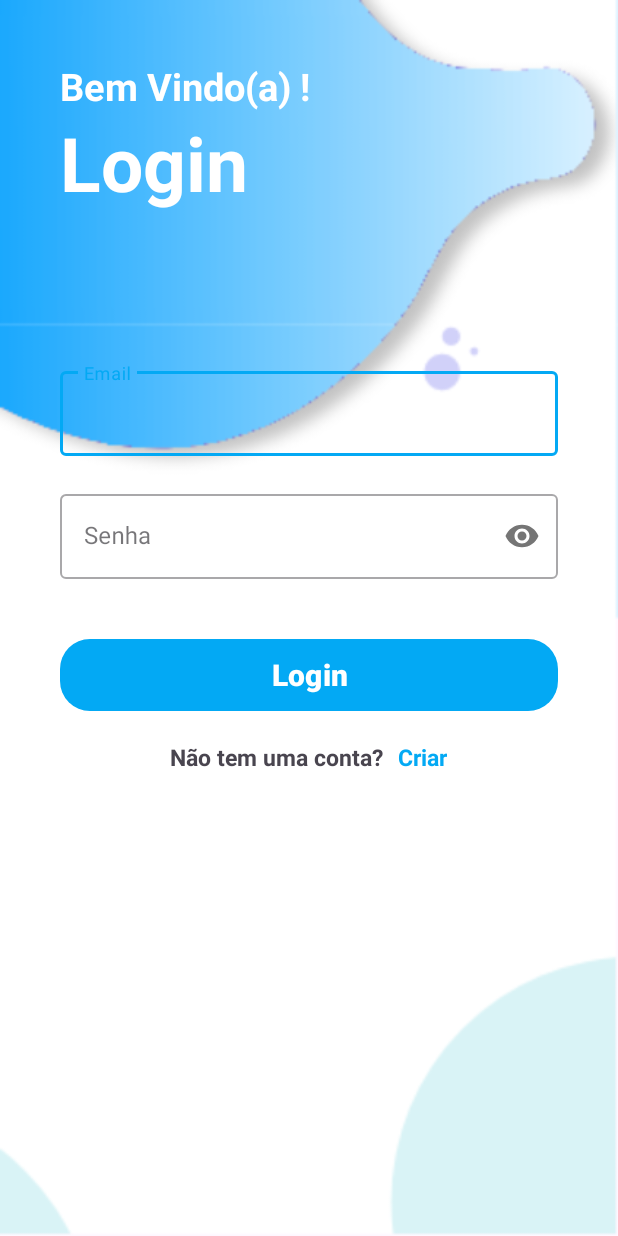
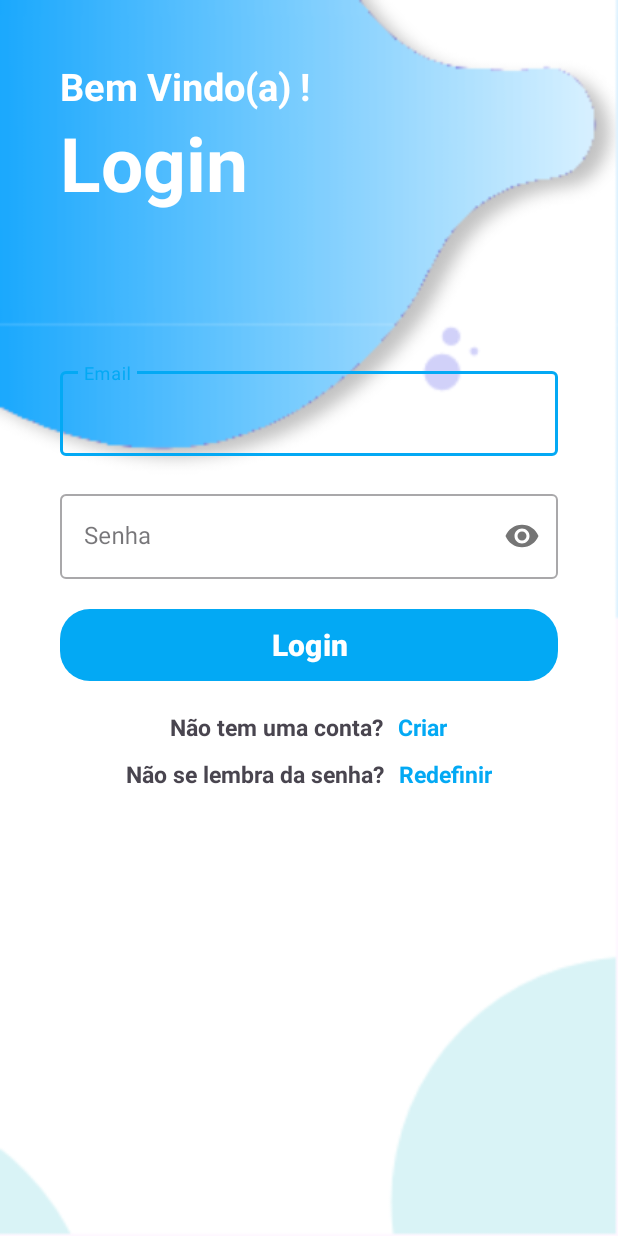
Before and after one commit to DaveBrito/Login-Autenticacao, an Android app: the screen it shows after launch (MainActivity), on a phone screen of 412 x 824 dp. Run offline under Robolectric (Android 15) with nearby library versions, the phone set to English and light mode, and no system bars; our stand-ins replace Firebase (no records; nobody signed in at launch, a user with empty details on screens opened directly); 1 statement that could not run was skipped.

Commit message:
Parte de redefinir senha concluido

```diff
--- a/app/src/main/AndroidManifest.xml
+++ b/app/src/main/AndroidManifest.xml
@@ -12,6 +12,9 @@
         android:supportsRtl="true"
         android:theme="@style/Theme.Login"
         tools:targetApi="31">
+        <activity
+            android:name=".RecuperarSenha"
+            android:exported="false" />
         <activity
             android:name=".HomePage"
             android:exported="false" />
--- a/app/src/main/java/com/example/login/MainActivity.java
+++ b/app/src/main/java/com/example/login/MainActivity.java
@@ -1,5 +1,6 @@
 package com.example.login;
 
+import android.annotation.SuppressLint;
 import android.content.Intent;
 import android.os.Bundle;
 import android.text.TextUtils;
@@ -21,11 +22,15 @@ public class MainActivity extends AppCompatActivity {
     TextInputEditText editTextEmail, editTextPassword;
 
     Button login;
+
+    Button recuperar; // Corrigido o nome da variável
+
     TextView criar;
 
     FirebaseAuth firebaseAuth = FirebaseAuth.getInstance();
 
 
+    @SuppressLint("MissingInflatedId")
     @Override
     protected void onCreate(Bundle savedInstanceState) {
         super.onCreate(savedInstanceState);
@@ -35,6 +40,7 @@ public class MainActivity extends AppCompatActivity {
         editTextPassword = findViewById(R.id.senha);
         login = findViewById(R.id.login);
         criar = findViewById(R.id.criar);
+        recuperar = findViewById(R.id.recuperar);
 
         criar.setOnClickListener(new View.OnClickListener() {
             @Override
@@ -42,6 +48,13 @@ public class MainActivity extends AppCompatActivity {
                 Intent intent = new Intent(MainActivity.this, RegisterPage.class);
                 startActivity(intent);
                 finish();
+            }
+        });
+        recuperar.setOnClickListener(new View.OnClickListener() { // Corrigido o nome da variável
+            @Override
+            public void onClick(View v) {
+                Intent intent = new Intent(MainActivity.this, RecuperarSenha.class); // Redireciona para a página de redefinir senha
+                startActivity(intent);
             }
         });
 
--- a/app/src/main/res/layout/activity_main.xml
+++ b/app/src/main/res/layout/activity_main.xml
@@ -72,7 +72,7 @@
         android:textSize="20dp"
         android:text="Login"
         android:background="@drawable/round_btn"
-        android:layout_marginTop="40dp" />
+        android:layout_marginTop="20dp" />
 
     <LinearLayout
         android:layout_width="match_parent"
@@ -100,8 +100,34 @@
             android:layout_marginLeft="10dp" />
 
 
+
+
     </LinearLayout>
 
+    <LinearLayout
+        android:layout_width="match_parent"
+        android:layout_height="wrap_content"
+        android:orientation="horizontal"
+        android:layout_marginTop="10dp"
+        android:gravity="center" >
 
+    <TextView
+        android:layout_width="wrap_content"
+        android:layout_height="wrap_content"
+        android:text="Não se lembra da senha?"
+        android:textSize="15dp"
+        android:textStyle="bold" />
+
+    <TextView
+        android:id="@+id/esqueceu_senha"
+        android:layout_width="wrap_content"
+        android:layout_height="wrap_content"
+        android:text="Redefinir"
+        android:textStyle="bold"
+        android:textSize="15dp"
+        android:textColor="@color/blue"
+        android:layout_marginLeft="10dp" />
+
+    </LinearLayout>
 
 </LinearLayout>
```
Also changed, not shown: app/src/main/java/com/example/login/RecuperarSenha.java (added, +61 -0 lines), app/src/main/res/layout/activity_recuperar_senha.xml (added, +76 -0 lines).
